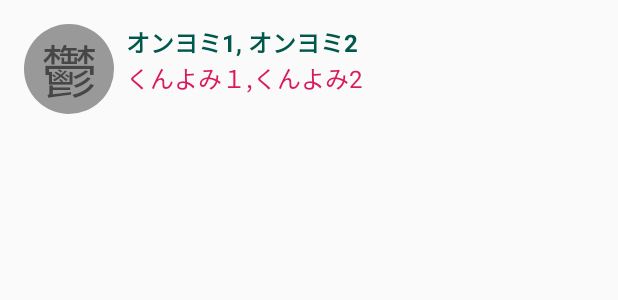
After one commit to Tameshiya/KanjIO, an Android app: the layout kanji_item.xml on its own in the app's theme, with its tools: preview values and no code run, on a phone screen of 412 x 824 dp. The commit adds this screen. Shown: the top 300 px of the screen. Run offline under Robolectric (Android 15) with nearby library versions, the phone set to English and light mode, and no system bars.

Commit message:
漢字一覧はほぼ完成だが、ROOMが上手くインポートしない。TODO:　Pre-packaged database has an invalid schema

```diff
--- a/app/build.gradle
+++ b/app/build.gradle
@@ -43,6 +43,12 @@ dependencies {
     implementation "androidx.room:room-rxjava2:$room_version"
     implementation 'androidx.appcompat:appcompat:1.1.0'
     implementation 'androidx.core:core-ktx:1.1.0'
+    implementation "androidx.recyclerview:recyclerview:1.1.0"
+
+    implementation 'com.google.dagger:dagger:2.25.4'
+    kapt 'com.google.dagger:dagger-compiler:2.25.4'
+    implementation 'io.reactivex.rxjava2:rxandroid:2.1.1'
+
     implementation 'androidx.constraintlayout:constraintlayout:1.1.3'
     testImplementation 'junit:junit:4.12'
     androidTestImplementation 'androidx.test:runner:1.2.0'
--- a/app/src/main/AndroidManifest.xml
+++ b/app/src/main/AndroidManifest.xml
@@ -8,8 +8,9 @@
             android:label="@string/app_name"
             android:roundIcon="@mipmap/ic_launcher_round"
             android:supportsRtl="true"
+            android:name=".App"
             android:theme="@style/AppTheme">
-        <activity android:name=".MainActivity">
+        <activity android:name=".KanjiListActivity">
             <intent-filter>
                 <action android:name="android.intent.action.MAIN"/>
 
--- a/app/src/main/java/jp/rei/andou/kanjio/data/KanjiDatabase.kt
+++ b/app/src/main/java/jp/rei/andou/kanjio/data/KanjiDatabase.kt
@@ -9,5 +9,9 @@ import jp.rei.andou.kanjio.data.entities.KanjiSequence
 @Database(version = 1, entities = [Kanji::class, KanjiSequence::class])
 abstract class KanjiDatabase : RoomDatabase() {
 
+    companion object {
+        const val DATABASE_NAME = "kanji_db"
+    }
+
     abstract fun getKanjiDao(): KanjiDao
 }
--- a/app/src/main/java/jp/rei/andou/kanjio/data/entities/Kanji.kt
+++ b/app/src/main/java/jp/rei/andou/kanjio/data/entities/Kanji.kt
@@ -7,8 +7,8 @@ import androidx.room.PrimaryKey
 import kotlinx.android.parcel.Parcelize
 
 @Parcelize
-@Entity(tableName = "kanji", primaryKeys = ["code"])
-class Kanji(
+@Entity(tableName = "kanji")
+data class Kanji(
 
     @PrimaryKey
     @ColumnInfo(name = "code", index = true)
--- /dev/null
+++ b/app/src/main/res/drawable/round_background.xml
@@ -0,0 +1,5 @@
+<?xml version="1.0" encoding="utf-8"?>
+<shape xmlns:android="http://schemas.android.com/apk/res/android">
+ <solid android:color="#999"/>
+    <corners android:radius="35dp"/>
+</shape>
--- /dev/null
+++ b/app/src/main/res/layout/kanji_item.xml
@@ -0,0 +1,41 @@
+<?xml version="1.0" encoding="utf-8"?>
+<RelativeLayout xmlns:android="http://schemas.android.com/apk/res/android"
+        xmlns:tools="http://schemas.android.com/tools"
+        android:layout_width="match_parent"
+        android:layout_height="match_parent"
+        android:orientation="vertical"
+        android:padding="16dp">
+
+    <TextView
+            android:id="@+id/kanji"
+            android:layout_width="60dp"
+            android:layout_height="60dp"
+            android:background="@drawable/round_background"
+            android:gravity="center"
+            android:textSize="38sp"
+            tools:text="鬱" />
+
+    <TextView
+            android:id="@+id/onyomi"
+            android:layout_width="match_parent"
+            android:layout_height="wrap_content"
+            android:layout_marginStart="8dp"
+            android:layout_toEndOf="@id/kanji"
+            android:textSize="16sp"
+            android:textColor="@color/colorPrimaryDark"
+            android:textStyle="bold"
+            tools:text="オンヨミ1, オンヨミ2"/>
+
+    <TextView
+            android:id="@+id/kunyomi"
+            android:layout_width="match_parent"
+            android:layout_height="match_parent"
+            android:layout_marginStart="8dp"
+            android:layout_alignBottom="@id/kanji"
+            android:layout_toEndOf="@id/kanji"
+            android:textSize="16sp"
+            android:textColor="@color/colorAccent"
+            android:layout_below="@id/onyomi"
+            tools:text="くんよみ１,くんよみ2"/>
+
+</RelativeLayout>
--- a/app/src/main/res/values/styles.xml
+++ b/app/src/main/res/values/styles.xml
@@ -1,7 +1,7 @@
 <resources>
 
     <!-- Base application theme. -->
-    <style name="AppTheme" parent="Theme.AppCompat.Light.DarkActionBar">
+    <style name="AppTheme" parent="Theme.AppCompat.Light.NoActionBar">
         <!-- Customize your theme here. -->
         <item name="colorPrimary">@color/colorPrimary</item>
         <item name="colorPrimaryDark">@color/colorPrimaryDark</item>
```
Also changed, not shown: app/src/main/java/jp/rei/andou/kanjio/App.kt (added, +25 -0 lines), app/src/main/java/jp/rei/andou/kanjio/KanjiListActivity.kt (added, +66 -0 lines), app/src/main/java/jp/rei/andou/kanjio/MainActivity.kt (deleted, +0 -60 lines), app/src/main/java/jp/rei/andou/kanjio/data/entities/KanjiSequence.kt (+72 -34 lines), app/src/main/java/jp/rei/andou/kanjio/data/repositories/KanjiRepository.kt (added, +13 -0 lines), app/src/main/java/jp/rei/andou/kanjio/di/AppComponent.kt (added, +12 -0 lines), app/src/main/java/jp/rei/andou/kanjio/di/DatabaseModule.kt (added, +82 -0 lines), app/src/main/java/jp/rei/andou/kanjio/di/KanjiModule.kt (added, +14 -0 lines), app/src/main/java/jp/rei/andou/kanjio/presentation/KanjiListWidget.kt (added, +45 -0 lines), app/src/main/java/jp/rei/andou/kanjio/presentation/KanjiPresenter.kt (added, +31 -0 lines), app/src/main/res/layout/activity_main.xml (+15 -13 lines), 1 other file.
